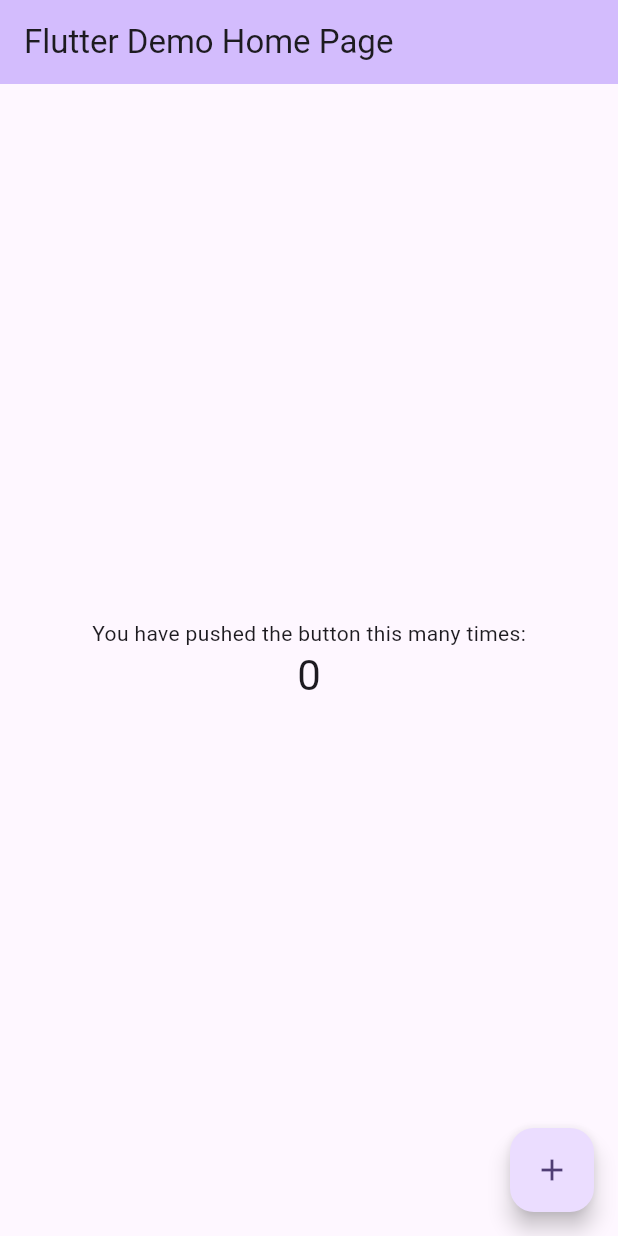
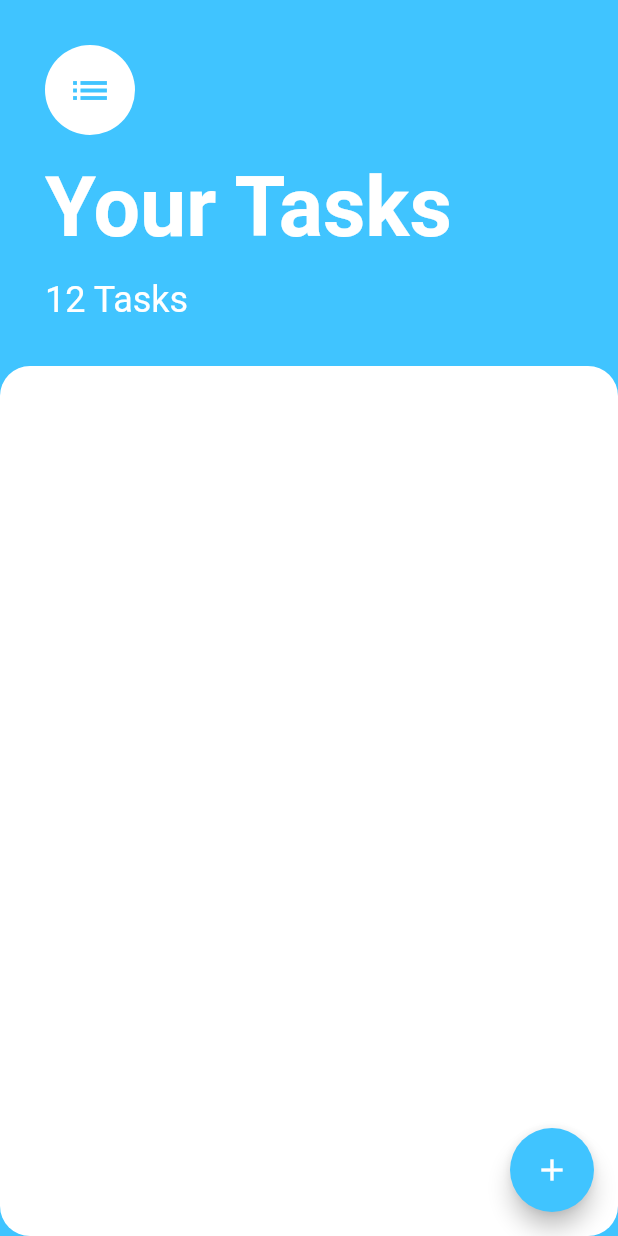
Before and after one commit to wpinrui/do, a Flutter app: the screen it shows after launch, on a phone screen of 412 x 824 dp. Run offline on Flutter 3.47's test engine with Material 2 defaults, Android fonts, the light colour scheme and no system bars.

Commit message:
Add tasks screen initial frontend

```diff
--- a/lib/main.dart
+++ b/lib/main.dart
@@ -1,4 +1,5 @@
 import 'package:flutter/material.dart';
+import 'screens/tasks_screen.dart';
 
 void main() {
   runApp(const MyApp());
@@ -7,119 +8,10 @@ void main() {
 class MyApp extends StatelessWidget {
   const MyApp({super.key});
 
-  // This widget is the root of your application.
   @override
   Widget build(BuildContext context) {
     return MaterialApp(
-      title: 'Flutter Demo',
-      theme: ThemeData(
-        // This is the theme of your application.
-        //
-        // TRY THIS: Try running your application with "flutter run". You'll see
-        // the application has a blue toolbar. Then, without quitting the app,
-        // try changing the seedColor in the colorScheme below to Colors.green
-        // and then invoke "hot reload" (save your changes or press the "hot
-        // reload" button in a Flutter-supported IDE, or press "r" if you used
-        // the command line to start the app).
-        //
-        // Notice that the counter didn't reset back to zero; the application
-        // state is not lost during the reload. To reset the state, use hot
-        // restart instead.
-        //
-        // This works for code too, not just values: Most code changes can be
-        // tested with just a hot reload.
-        colorScheme: ColorScheme.fromSeed(seedColor: Colors.deepPurple),
-        useMaterial3: true,
-      ),
-      home: const MyHomePage(title: 'Flutter Demo Home Page'),
+      home: TasksScreen(),
     );
   }
 }
-
-class MyHomePage extends StatefulWidget {
-  const MyHomePage({super.key, required this.title});
-
-  // This widget is the home page of your application. It is stateful, meaning
-  // that it has a State object (defined below) that contains fields that affect
-  // how it looks.
-
-  // This class is the configuration for the state. It holds the values (in this
-  // case the title) provided by the parent (in this case the App widget) and
-  // used by the build method of the State. Fields in a Widget subclass are
-  // always marked "final".
-
-  final String title;
-
-  @override
-  State<MyHomePage> createState() => _MyHomePageState();
-}
-
-class _MyHomePageState extends State<MyHomePage> {
-  int _counter = 0;
-
-  void _incrementCounter() {
-    setState(() {
-      // This call to setState tells the Flutter framework that something has
-      // changed in this State, which causes it to rerun the build method below
-      // so that the display can reflect the updated values. If we changed
-      // _counter without calling setState(), then the build method would not be
-      // called again, and so nothing would appear to happen.
-      _counter++;
-    });
-  }
-
-  @override
-  Widget build(BuildContext context) {
-    // This method is rerun every time setState is called, for instance as done
-    // by the _incrementCounter method above.
-    //
-    // The Flutter framework has been optimized to make rerunning build methods
-    // fast, so that you can just rebuild anything that needs updating rather
-    // than having to individually change instances of widgets.
-    return Scaffold(
-      appBar: AppBar(
-        // TRY THIS: Try changing the color here to a specific color (to
-        // Colors.amber, perhaps?) and trigger a hot reload to see the AppBar
-        // change color while the other colors stay the same.
-        backgroundColor: Theme.of(context).colorScheme.inversePrimary,
-        // Here we take the value from the MyHomePage object that was created by
-        // the App.build method, and use it to set our appbar title.
-        title: Text(widget.title),
-      ),
-      body: Center(
-        // Center is a layout widget. It takes a single child and positions it
-        // in the middle of the parent.
-        child: Column(
-          // Column is also a layout widget. It takes a list of children and
-          // arranges them vertically. By default, it sizes itself to fit its
-          // children horizontally, and tries to be as tall as its parent.
-          //
-          // Column has various properties to control how it sizes itself and
-          // how it positions its children. Here we use mainAxisAlignment to
-          // center the children vertically; the main axis here is the vertical
-          // axis because Columns are vertical (the cross axis would be
-          // horizontal).
-          //
-          // TRY THIS: Invoke "debug painting" (choose the "Toggle Debug Paint"
-          // action in the IDE, or press "p" in the console), to see the
-          // wireframe for each widget.
-          mainAxisAlignment: MainAxisAlignment.center,
-          children: <Widget>[
-            const Text(
-              'You have pushed the button this many times:',
-            ),
-            Text(
-              '$_counter',
-              style: Theme.of(context).textTheme.headlineMedium,
-            ),
-          ],
-        ),
-      ),
-      floatingActionButton: FloatingActionButton(
-        onPressed: _incrementCounter,
-        tooltip: 'Increment',
-        child: const Icon(Icons.add),
-      ), // This trailing comma makes auto-formatting nicer for build methods.
-    );
-  }
-}
--- /dev/null
+++ b/lib/screens/tasks_screen.dart
@@ -0,0 +1,65 @@
+import 'package:flutter/material.dart';
+
+class TasksScreen extends StatelessWidget {
+  const TasksScreen({super.key});
+
+  @override
+  Widget build(BuildContext context) {
+    return Scaffold(
+      backgroundColor: Colors.lightBlueAccent,
+      floatingActionButton: FloatingActionButton(
+        backgroundColor: Colors.lightBlueAccent,
+        child: Icon(Icons.add),
+        onPressed: () {},
+      ),
+      body: Container(
+        child: SafeArea(
+          child: Column(
+            crossAxisAlignment: CrossAxisAlignment.start,
+            children: [
+              Padding(
+                padding: const EdgeInsets.fromLTRB(30, 30, 30, 30),
+                child: Column(
+                  crossAxisAlignment: CrossAxisAlignment.start,
+                  children: [
+                    CircleAvatar(
+                      child: Icon(Icons.list,
+                          size: 30.0, color: Colors.lightBlueAccent),
+                      backgroundColor: Colors.white,
+                      radius: 30.0,
+                    ),
+                    SizedBox(height: 16.0),
+                    Text(
+                      'Your Tasks',
+                      style: TextStyle(
+                        color: Colors.white,
+                        fontSize: 55.0,
+                        fontWeight: FontWeight.w700,
+                      ),
+                    ),
+                    SizedBox(height: 16.0),
+                    Text(
+                      '12 Tasks',
+                      style: TextStyle(
+                        color: Colors.white,
+                        fontSize: 24.0,
+                      ),
+                    ),
+                  ],
+                ),
+              ),
+              Expanded(
+                child: Container(
+                  decoration: BoxDecoration(
+                    color: Colors.white,
+                    borderRadius: BorderRadius.circular(20.0),
+                  ),
+                ),
+              )
+            ],
+          ),
+        ),
+      ),
+    );
+  }
+}
```
